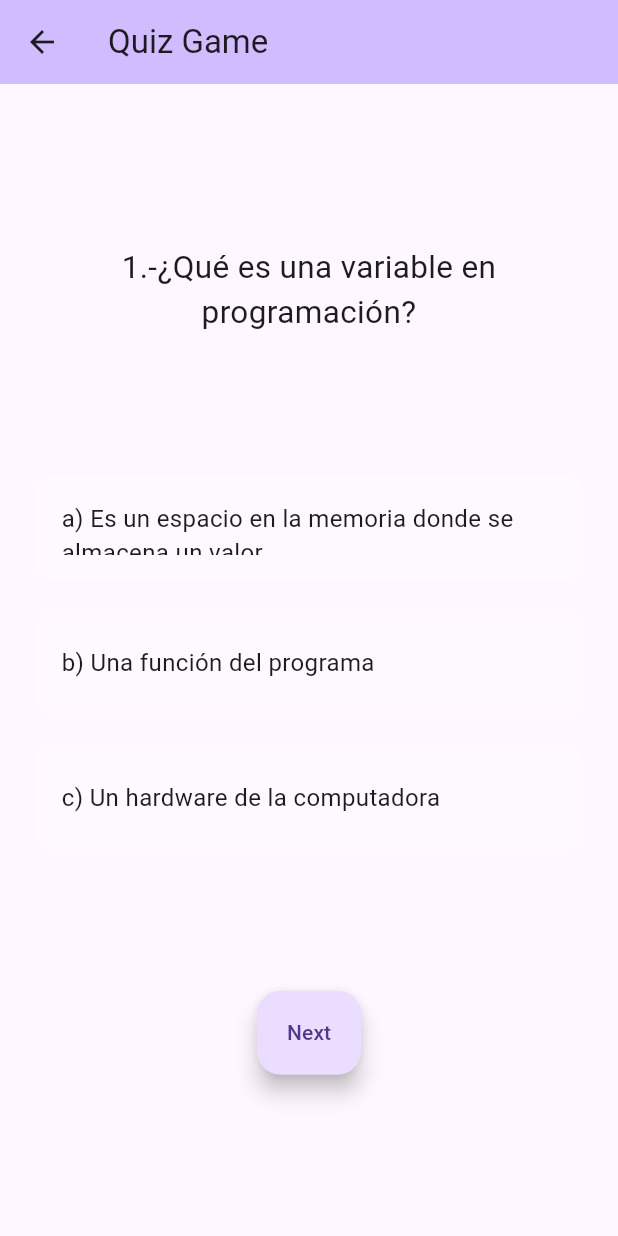
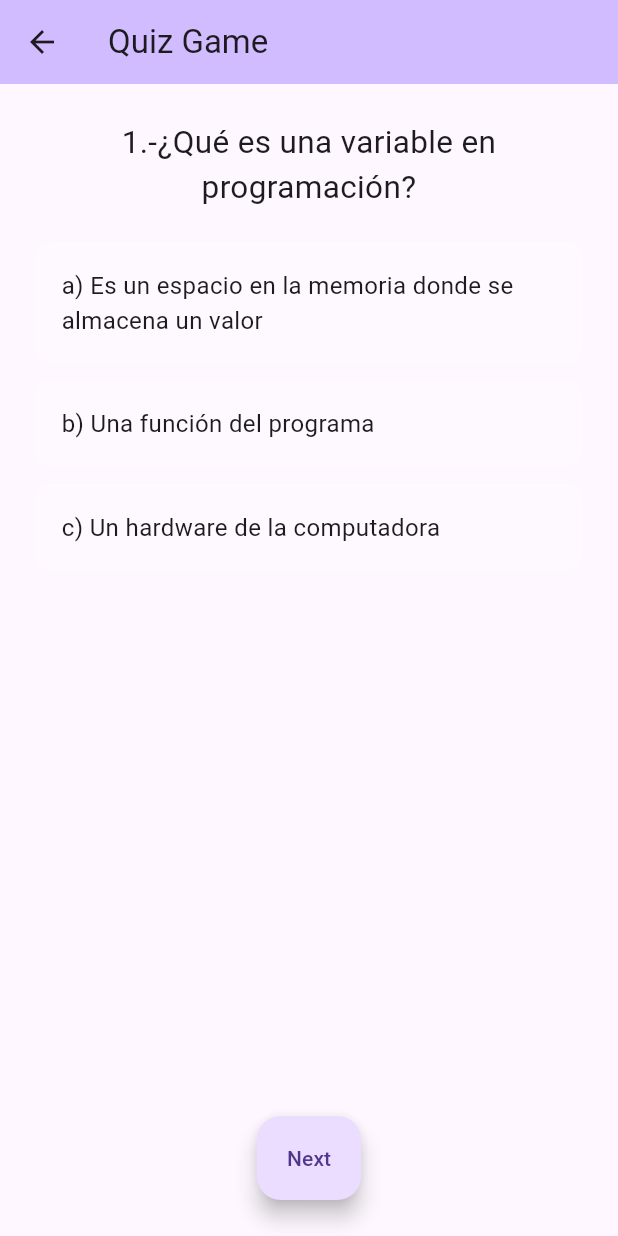
Before and after one commit to cartveroj/flutter_quizz, a Flutter app: the screen it shows after launch, after a tap on "Quizz 1", on a phone screen of 412 x 824 dp. Run offline on Flutter 3.47's test engine with Material 3 defaults, Android fonts, the phone set to English and light mode, and no system bars.

Commit message:
ajuste pantalla

```diff
--- a/quizz_app/lib/pages/home.dart
+++ b/quizz_app/lib/pages/home.dart
@@ -18,7 +18,9 @@ class _MyHomePageState extends State<MyHomePage> {
   @override
   Widget build(BuildContext context) {
     return Scaffold(
-      body: Center(
+        body: Container(
+      color: const Color.fromARGB(255, 100, 104, 129),
+      child: Center(
         child: Column(
           //mainAxisAlignment: MainAxisAlignment.center,
           children: <Widget>[
@@ -33,11 +35,12 @@ class _MyHomePageState extends State<MyHomePage> {
                         style: TextStyle(
                             fontSize: 30,
                             fontWeight: FontWeight.w800,
-                            fontFamily: 'Roboto'),
+                            fontFamily: 'Roboto',
+                            color: Colors.white),
                       ),
                       Text(
                         '¡Selecciona un test y demuestra lo que sabes!',
-                        style: TextStyle(fontSize: 14),
+                        style: TextStyle(fontSize: 14, color: Colors.white),
                       )
                     ])),
             Expanded(
@@ -72,6 +75,6 @@ class _MyHomePageState extends State<MyHomePage> {
           ],
         ),
       ),
-    );
+    ));
   }
 }
--- a/quizz_app/lib/pages/quizz_page.dart
+++ b/quizz_app/lib/pages/quizz_page.dart
@@ -62,8 +62,10 @@ class _QuizPageState extends State<QuizPage> {
               ),
               textAlign: TextAlign.center,
             ),
-            ListView.builder(
-              shrinkWrap: true,
+            const SizedBox(height: 16),
+            Expanded(
+                child: ListView.builder(
+              /* shrinkWrap: true, */
               itemCount: pregunta.options.length,
               itemBuilder: (context, index) {
                 return GestureDetector(
@@ -79,7 +81,7 @@ class _QuizPageState extends State<QuizPage> {
                   ),
                 );
               },
-            ),
+            )),
             FloatingActionButton.extended(
               onPressed: selectedAnswerIndex != null ? goToNextQuestion : null,
               label: Text(isLastQuestion ? "Finish" : "Next"),
--- a/quizz_app/lib/widgets/answer_card.dart
+++ b/quizz_app/lib/widgets/answer_card.dart
@@ -23,10 +23,10 @@ class AnswerCard extends StatelessWidget {
 
     return Padding(
       padding: const EdgeInsets.symmetric(
-        vertical: 10.0,
+        vertical: 6.0,
       ),
       child: Container(
-        height: 70,
+        /* height: , */
         padding: const EdgeInsets.all(16.0),
         decoration: BoxDecoration(
           color: Colors.white10,
```
Also changed, not shown: quizz_app/lib/pages/end_page.dart (+5 -2 lines), quizz_app/lib/pages/result_page.dart (deleted, +0 -18 lines).
